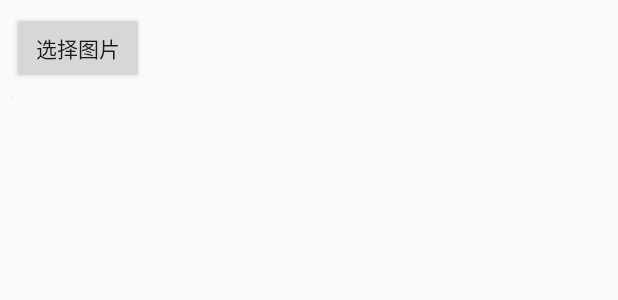
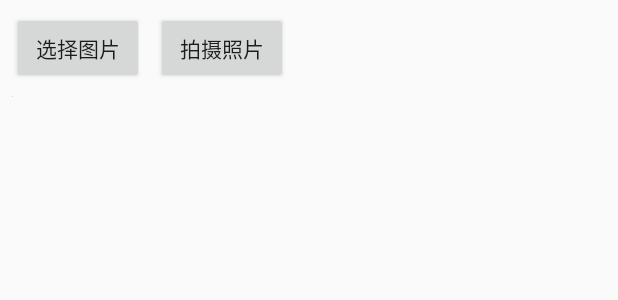
Before and after one commit to shangmingchao/AIDemo, an Android app: the layout activity_main.xml on its own in the app's theme, with its tools: preview values and no code run, on a phone screen of 412 x 824 dp. Shown: the top 300 px of the screen. Run offline under Robolectric (Android 15) with nearby library versions, the phone set to English and light mode, and no system bars; network calls fail.

Commit message:
Update demo

```diff
--- a/app/src/main/res/layout/activity_main.xml
+++ b/app/src/main/res/layout/activity_main.xml
@@ -15,6 +15,17 @@
         android:layout_marginTop="8dp"
         android:text="@string/choose_image"
         app:layout_constraintStart_toStartOf="parent"
+        app:layout_constraintTop_toTopOf="parent" />
+
+    <Button
+        android:id="@+id/takePicture"
+        android:layout_width="wrap_content"
+        android:layout_height="wrap_content"
+        android:layout_marginStart="8dp"
+        android:layout_marginLeft="8dp"
+        android:layout_marginTop="8dp"
+        android:text="@string/take_picture"
+        app:layout_constraintStart_toEndOf="@+id/chooseImg"
         app:layout_constraintTop_toTopOf="parent" />
 
     <ImageView
--- a/app/src/main/res/values/strings.xml
+++ b/app/src/main/res/values/strings.xml
@@ -1,5 +1,6 @@
 <resources>
     <string name="app_name">AIDemo</string>
     <string name="choose_image">选择图片</string>
+    <string name="take_picture">拍摄照片</string>
     <string name="image_classification">图片分类</string>
 </resources>
--- /dev/null
+++ b/app/src/main/res/xml/file_paths.xml
@@ -0,0 +1,3 @@
+<paths>
+    <external-path name="my_images" path="Android/data/com.frank.aidemo/files/Pictures" />
+</paths>
```
Also changed, not shown: app/src/main/AndroidManifest.xml (+10 -0 lines), app/src/main/java/com/frank/aidemo/MainActivity.java (+53 -0 lines).
